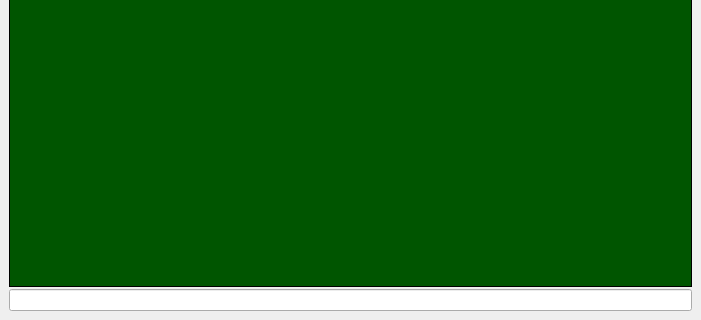
Qt form axengine/src/axeditorapp/consoledlg.ui (huangdonghai/axonengine) before a commit; both pictures show x 0 to 701 and y 208 to 528 of the 701 by 528 pixel window.
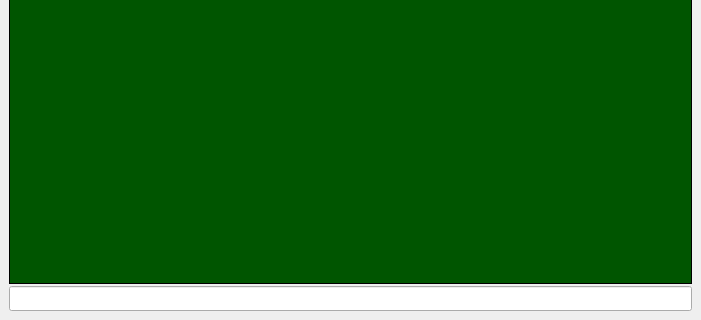
The same form after that commit.

Diff of the .ui file:
```diff
--- a/axengine/src/axeditorapp/consoledlg.ui
+++ b/axengine/src/axeditorapp/consoledlg.ui
@@ -58,9 +58,9 @@
        </disabled>
       </palette>
      </property>
-     <property name="font" >
+     <property name="font">
       <font>
-       <family>Courier</family>
+       <family>Fixedsys</family>
        <pointsize>10</pointsize>
        <weight>50</weight>
        <italic>false</italic>
@@ -82,11 +82,18 @@
     </widget>
    </item>
    <item>
-    <widget class="QLineEdit" name="input" />
+    <widget class="QLineEdit" name="input">
+     <property name="font">
+      <font>
+       <family>Fixedsys</family>
+       <pointsize>10</pointsize>
+      </font>
+     </property>
+    </widget>
    </item>
   </layout>
  </widget>
- <layoutdefault spacing="6" margin="11" />
+ <layoutdefault spacing="6" margin="11"/>
  <resources/>
  <connections/>
 </ui>
```
Left out of the diff: 43 changed lines with no effect on the pictures.
